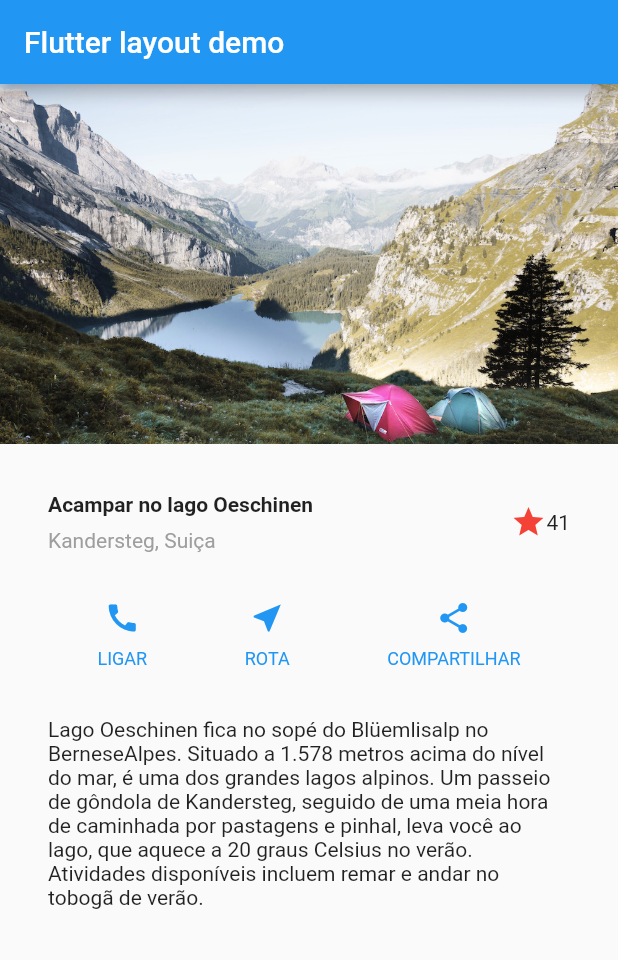
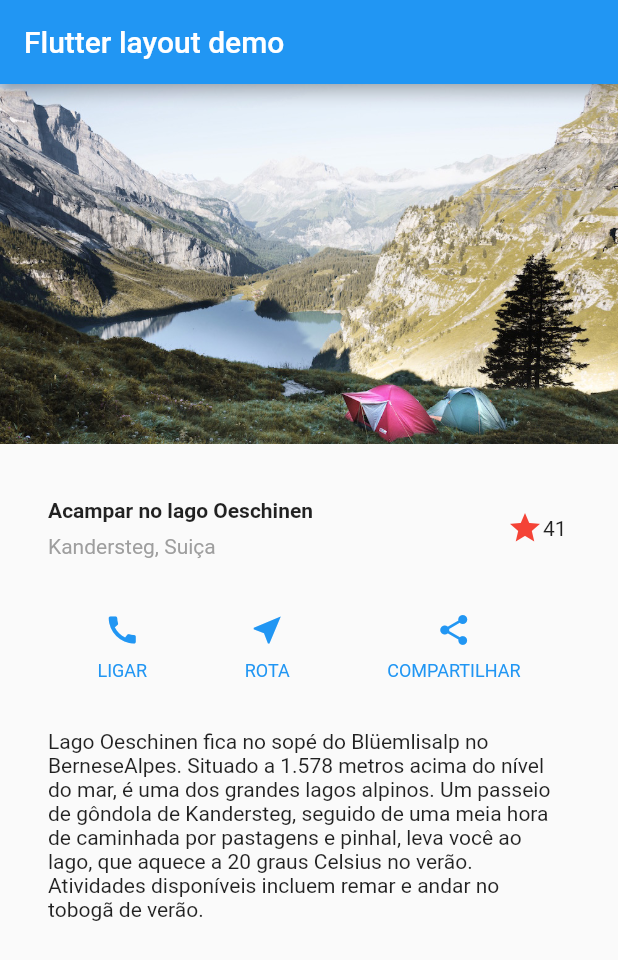
Before and after one commit to Mauroboni/ntdweb, a Flutter app: the screen it shows after launch, on a phone screen of 412 x 824 dp. Shown: the top 960 px of the screen. Run offline on Flutter 3.47's test engine with Material 2 defaults, Android fonts, the phone set to English and light mode, and no system bars; missing offline and left inert: dart:html.

Commit message:
Inserindo o favoriteWidget na árvore do build

```diff
--- a/Flutter/exemploLagoInterativo/lib/main.dart
+++ b/Flutter/exemploLagoInterativo/lib/main.dart
@@ -44,13 +44,13 @@ class MyApp extends StatelessWidget {
             ),
           ),
           /*3*/
-          Icon(
+/*           Icon(
             Icons.star,
             color: Colors.red[500],
           ),
-          const Text('41'),
+          const Text('41'), */
           //Passo4: Conecte o widget com estado à árvore de widgets
-          // const FavoriteWidget(),
+          const FavoriteWidget(),
         ],
       ),
     );
```
